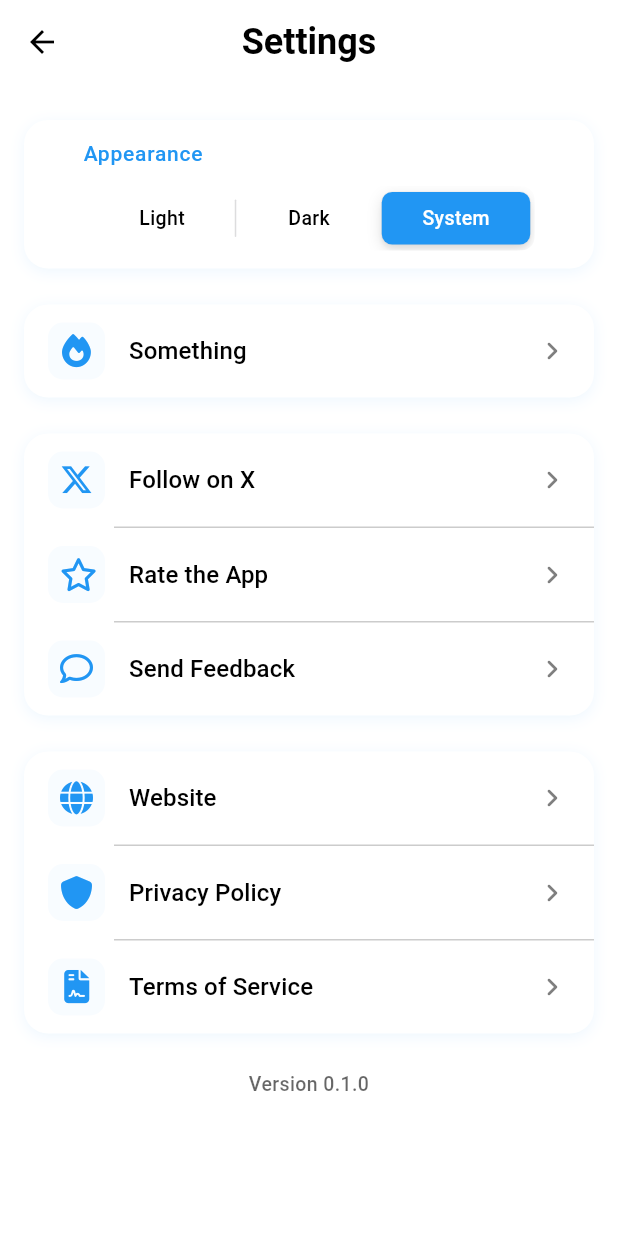
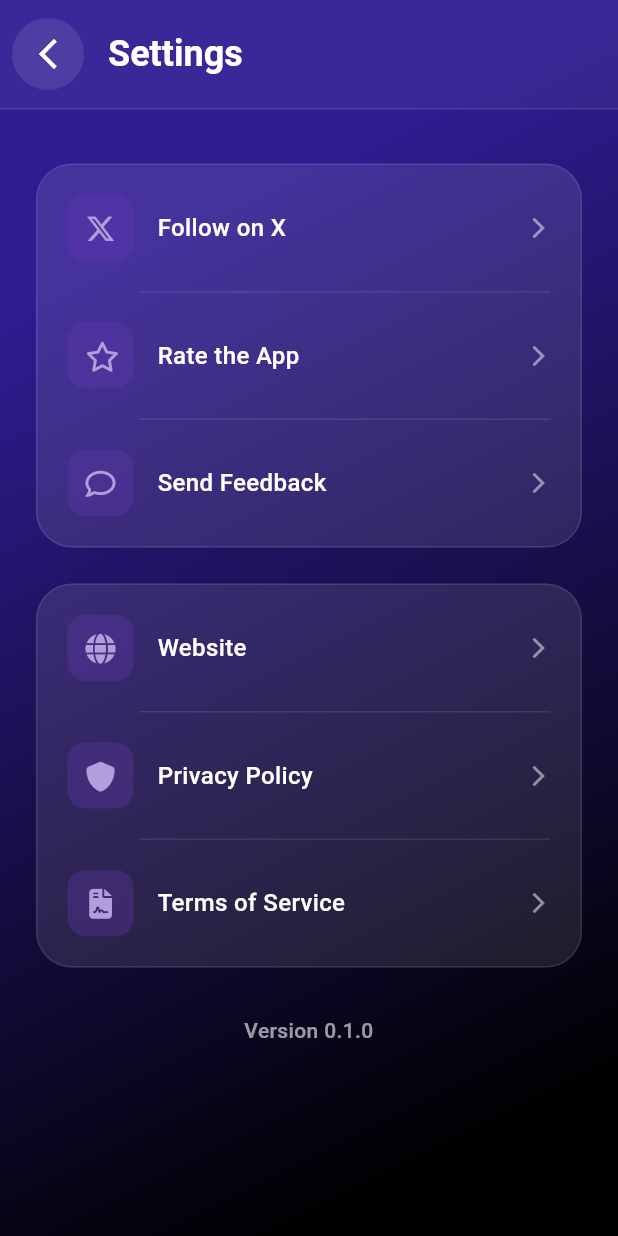
Before and after one commit to ivantrj/close-enough-trivia, a Flutter app: the SettingsPage screen opened by its route, on a phone screen of 412 x 824 dp. Run offline on Flutter 3.47's test engine with Material 3 defaults, Android fonts, the phone set to English and light mode, and no system bars; our stand-ins replace auto_route, font_awesome_flutter, mobx, package_info_plus, shared_preferences; accounts and stored records are empty; generated files the repository leaves out were written again.

Commit message:
redesign settings screen

```diff
--- a/lib/presentation/screens/settings_screen.dart
+++ b/lib/presentation/screens/settings_screen.dart
@@ -19,13 +19,11 @@ class SettingsPage extends StatefulWidget {
 }
 
 class _SettingsPageState extends State<SettingsPage> {
-  // bool _isPremium = false;
   String _appVersion = '';
 
   @override
   void initState() {
     super.initState();
-    // _checkProStatus();
     _getAppVersion();
   }
 
@@ -33,13 +31,6 @@ class _SettingsPageState extends State<SettingsPage> {
     return 'Platform: ${Platform.operatingSystem}\n'
         'Version: ${Platform.operatingSystemVersion}';
   }
-
-  // Future<void> _checkProStatus() async {
-  //   final customerInfo = await Purchases.getCustomerInfo();
-  //   setState(() {
-  //     _isPremium = customerInfo.entitlements.active.containsKey('premium');
-  //   });
-  // }
 
   Future<void> _getAppVersion() async {
     final packageInfo = await PackageInfo.fromPlatform();
@@ -50,108 +41,63 @@ class _SettingsPageState extends State<SettingsPage> {
 
   @override
   Widget build(BuildContext context) {
-    final ColorScheme colorScheme = Theme.of(context).colorScheme;
-
     return Scaffold(
-      backgroundColor: colorScheme.surface,
-      appBar: AppBar(
-        title: Text(
-          'Settings',
-          style: Theme.of(context).textTheme.headlineLarge,
-        ),
-        backgroundColor: colorScheme.surface,
-        elevation: 0,
-        surfaceTintColor: Colors.transparent,
-      ),
-      body: ListView(
-        padding: const EdgeInsets.symmetric(horizontal: 16),
-        children: [
-          // _buildProfileTile(),
-          const SizedBox(height: 24),
-          _buildSettingsGroup(
-            [
-              Padding(
-                padding: const EdgeInsets.symmetric(horizontal: 16, vertical: 12),
-                child: Column(
-                  crossAxisAlignment: CrossAxisAlignment.start,
-                  children: [
-                    Text(
-                      'Appearance',
-                      style: TextStyle(
-                        fontSize: 14,
-                        fontWeight: FontWeight.w500,
-                        color: colorScheme.primary,
-                        letterSpacing: 0.5,
+      backgroundColor: Colors.black,
+      body: Container(
+        decoration: BoxDecoration(
+          gradient: LinearGradient(
+            begin: Alignment.topLeft,
+            end: Alignment.bottomRight,
+            colors: [
+              Colors.deepPurple.shade900,
+              Colors.black,
+            ],
+            stops: const [0.2, 0.9],
           ),
         ),
-                    const SizedBox(height: 12),
-                    Consumer<ThemeProvider>(
-                      builder: (context, themeProvider, _) => CupertinoSlidingSegmentedControl<ThemeMode>(
-                        groupValue: themeProvider.themeMode,
-                        padding: const EdgeInsets.all(4),
-                        backgroundColor: colorScheme.surfaceVariant,
-                        thumbColor: colorScheme.primary,
-                        children: {
-                          ThemeMode.light: Padding(
-                            padding: const EdgeInsets.symmetric(horizontal: 16, vertical: 8),
-                            child: Text(
-                              'Light',
-                              style: TextStyle(
-                                color: themeProvider.themeMode == ThemeMode.light
-                                    ? colorScheme.onPrimary
-                                    : colorScheme.onSurfaceVariant,
-                                fontWeight: FontWeight.w500,
+        child: SafeArea(
+          child: Column(
+            children: [
+              // Custom navigation bar
+              Container(
+                padding: const EdgeInsets.symmetric(horizontal: 8, vertical: 12),
+                decoration: BoxDecoration(
+                  color: Colors.white.withOpacity(0.05),
+                  border: Border(
+                    bottom: BorderSide(
+                      color: Colors.white.withOpacity(0.1),
+                      width: 1,
                     ),
                   ),
                 ),
-                          ThemeMode.dark: Padding(
-                            padding: const EdgeInsets.symmetric(horizontal: 16, vertical: 8),
-                            child: Text(
-                              'Dark',
-                              style: TextStyle(
-                                color: themeProvider.themeMode == ThemeMode.dark
-                                    ? colorScheme.onPrimary
-                                    : colorScheme.onSurfaceVariant,
-                                fontWeight: FontWeight.w500,
+                child: Row(
+                  children: [
+                    IconButton(
+                      onPressed: () => Navigator.of(context).pop(),
+                      icon: const Icon(Icons.arrow_back_ios_new, color: Colors.white),
+                      style: IconButton.styleFrom(
+                        backgroundColor: Colors.white.withOpacity(0.1),
+                        padding: const EdgeInsets.all(12),
                       ),
                     ),
-                          ),
-                          ThemeMode.system: Padding(
-                            padding: const EdgeInsets.symmetric(horizontal: 16, vertical: 8),
-                            child: Text(
-                              'System',
-                              style: TextStyle(
-                                color: themeProvider.themeMode == ThemeMode.system
-                                    ? colorScheme.onPrimary
-                                    : colorScheme.onSurfaceVariant,
-                                fontWeight: FontWeight.w500,
-                              ),
-                            ),
-                          ),
-                        },
-                        onValueChanged: (value) {
-                          if (value != null) {
-                            themeProvider.setThemeMode(value);
-                          }
-                        },
+                    const SizedBox(width: 16),
+                    Text(
+                      'Settings',
+                      style: Theme.of(context).textTheme.headlineSmall?.copyWith(
+                            color: Colors.white,
+                            fontWeight: FontWeight.bold,
                           ),
                     ),
                   ],
                 ),
               ),
-            ],
-          ),
-          const SizedBox(height: 24),
+              Expanded(
+                child: ListView(
+                  padding: const EdgeInsets.all(24),
+                  children: [
+                    const SizedBox(height: 12),
                     _buildSettingsGroup([
-            const ModernSettingsTile(
-              title: 'Something',
-              icon: FontAwesomeIcons.fire,
-              showDivider: false,
-            ),
-          ]),
-          const SizedBox(height: 24),
-          _buildSettingsGroup([
-            ModernSettingsTile(
+                      _buildModernSettingsTile(
                         title: 'Follow on X',
                         icon: FontAwesomeIcons.xTwitter,
                         onTap: () async {
@@ -161,7 +107,7 @@ class _SettingsPageState extends State<SettingsPage> {
                           }
                         },
                       ),
-            ModernSettingsTile(
+                      _buildModernSettingsTile(
                         title: 'Rate the App',
                         icon: FontAwesomeIcons.star,
                         onTap: () async {
@@ -171,7 +117,7 @@ class _SettingsPageState extends State<SettingsPage> {
                           }
                         },
                       ),
-            ModernSettingsTile(
+                      _buildModernSettingsTile(
                         title: 'Send Feedback',
                         icon: FontAwesomeIcons.comment,
                         showDivider: false,
@@ -191,7 +137,7 @@ class _SettingsPageState extends State<SettingsPage> {
                     ]),
                     const SizedBox(height: 24),
                     _buildSettingsGroup([
-            ModernSettingsTile(
+                      _buildModernSettingsTile(
                         title: 'Website',
                         icon: FontAwesomeIcons.globe,
                         onTap: () async {
@@ -201,7 +147,7 @@ class _SettingsPageState extends State<SettingsPage> {
                           }
                         },
                       ),
-            ModernSettingsTile(
+                      _buildModernSettingsTile(
                         title: 'Privacy Policy',
                         icon: FontAwesomeIcons.shield,
                         onTap: () async {
@@ -211,7 +157,7 @@ class _SettingsPageState extends State<SettingsPage> {
                           }
                         },
                       ),
-            ModernSettingsTile(
+                      _buildModernSettingsTile(
                         title: 'Terms of Service',
                         icon: FontAwesomeIcons.fileContract,
                         showDivider: false,
@@ -224,12 +170,12 @@ class _SettingsPageState extends State<SettingsPage> {
                       ),
                     ]),
                     Padding(
-            padding: const EdgeInsets.symmetric(vertical: 24),
+                      padding: const EdgeInsets.symmetric(vertical: 32),
                       child: Text(
                         'Version $_appVersion',
                         style: TextStyle(
-                color: colorScheme.onSurface.withOpacity(0.6),
-                fontSize: 13,
+                          color: Colors.white.withOpacity(0.6),
+                          fontSize: 14,
                           fontWeight: FontWeight.w500,
                         ),
                         textAlign: TextAlign.center,
@@ -237,24 +183,97 @@ class _SettingsPageState extends State<SettingsPage> {
                     ),
                   ],
                 ),
+              ),
+            ],
+          ),
+        ),
+      ),
+    );
+  }
+
+  Widget _buildSegmentedControlOption(String text, bool isSelected) {
+    return Padding(
+      padding: const EdgeInsets.symmetric(horizontal: 16, vertical: 8),
+      child: Text(
+        text,
+        style: TextStyle(
+          color: isSelected ? Colors.white : Colors.white.withOpacity(0.6),
+          fontWeight: FontWeight.w600,
+          fontSize: 15,
+        ),
+      ),
     );
   }
 
   Widget _buildSettingsGroup(List<Widget> children) {
     return Container(
       decoration: BoxDecoration(
-        color: Theme.of(context).colorScheme.surface,
-        borderRadius: BorderRadius.circular(16),
-        boxShadow: [
-          BoxShadow(
-            color: Theme.of(context).colorScheme.primary.withOpacity(0.08),
-            blurRadius: 8,
-            spreadRadius: 0,
-            offset: const Offset(0, 2),
+        color: Colors.white.withOpacity(0.1),
+        borderRadius: BorderRadius.circular(24),
+        border: Border.all(
+          color: Colors.white.withOpacity(0.1),
+          width: 1,
         ),
-        ],
       ),
       child: Column(children: children),
     );
   }
+
+  Widget _buildModernSettingsTile({
+    required String title,
+    required IconData icon,
+    VoidCallback? onTap,
+    bool showDivider = true,
+  }) {
+    return Column(
+      children: [
+        InkWell(
+          onTap: onTap,
+          borderRadius: BorderRadius.circular(16),
+          child: Padding(
+            padding: const EdgeInsets.all(20),
+            child: Row(
+              children: [
+                Container(
+                  padding: const EdgeInsets.all(12),
+                  decoration: BoxDecoration(
+                    color: Colors.deepPurple.withOpacity(0.3),
+                    borderRadius: BorderRadius.circular(12),
+                  ),
+                  child: Icon(
+                    icon,
+                    size: 20,
+                    color: Colors.deepPurple.shade200,
+                  ),
+                ),
+                const SizedBox(width: 16),
+                Expanded(
+                  child: Text(
+                    title,
+                    style: const TextStyle(
+                      color: Colors.white,
+                      fontSize: 16,
+                      fontWeight: FontWeight.w500,
+                    ),
+                  ),
+                ),
+                Icon(
+                  Icons.arrow_forward_ios,
+                  size: 16,
+                  color: Colors.white.withOpacity(0.5),
+                ),
+              ],
+            ),
+          ),
+        ),
+        if (showDivider)
+          Divider(
+            color: Colors.white.withOpacity(0.1),
+            height: 1,
+            indent: 68,
+            endIndent: 20,
+          ),
+      ],
+    );
   }
+}
```
Lines whose indentation alone changed are shown as unchanged.
